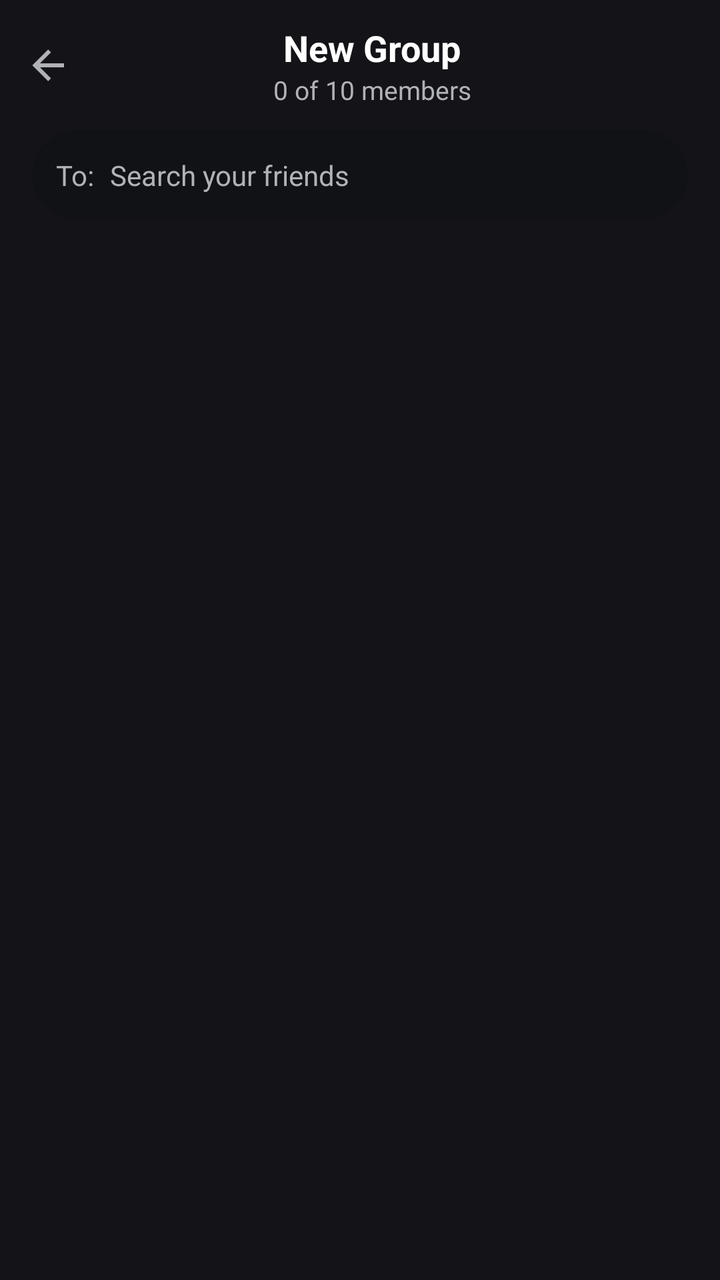
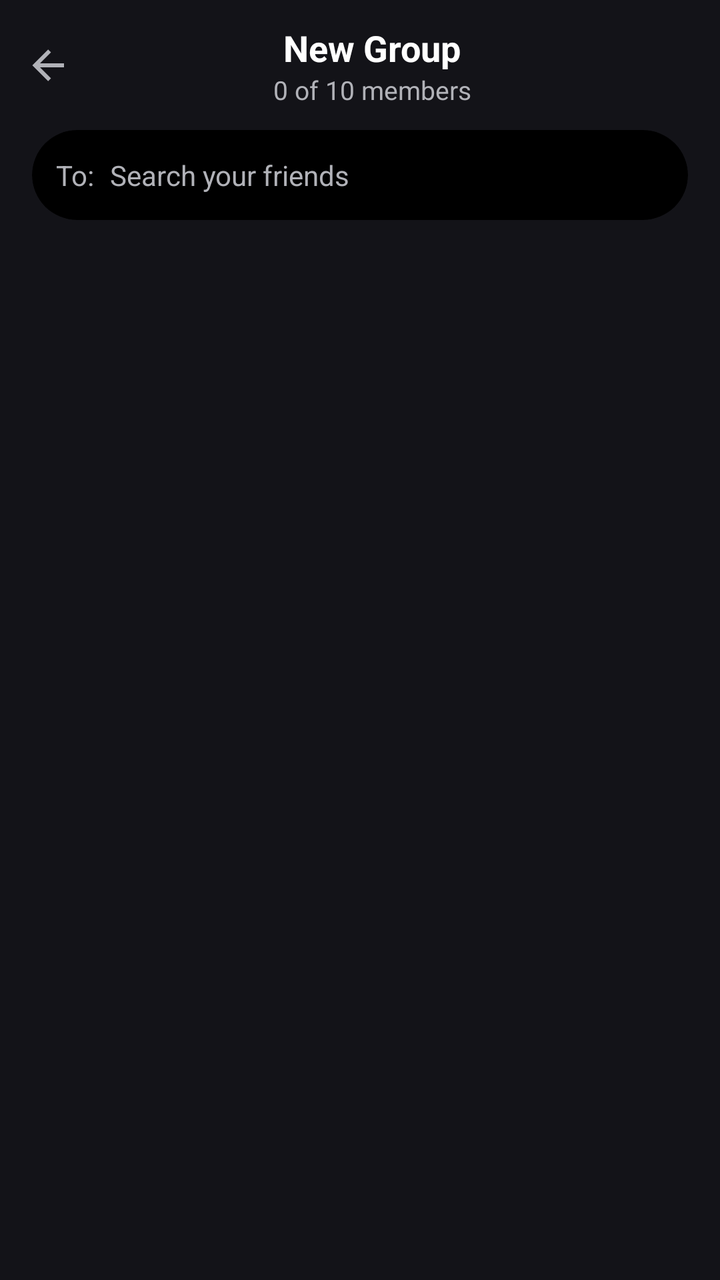

Compare the two renders of this Android layout. The source of the first and the diff that turns it into the second are given below.
<!-- AndroidManifest.xml: application theme Theme.Doscord -->
<!-- res/layout/activity_cr_new_group.xml -->
<?xml version="1.0" encoding="utf-8"?>
<androidx.constraintlayout.widget.ConstraintLayout xmlns:android="http://schemas.android.com/apk/res/android"
    xmlns:app="http://schemas.android.com/apk/res-auto"
    xmlns:tools="http://schemas.android.com/tools"
    android:id="@+id/main"
    android:layout_width="match_parent"
    android:layout_height="match_parent"
    android:background="#131318"
    tools:context=".activities.chatroom.CrNewGroupActivity">

    <androidx.constraintlayout.widget.ConstraintLayout
        android:id="@+id/crNewGroupTopBar"
        android:layout_width="0dp"
        android:layout_height="65dp"
        app:layout_constraintEnd_toEndOf="parent"
        app:layout_constraintStart_toStartOf="parent"
        app:layout_constraintTop_toTopOf="parent">

        <ImageButton
            android:id="@+id/crNewGroupBackBtn"
            android:layout_width="48dp"
            android:layout_height="48dp"
            android:background="@android:color/transparent"
            android:contentDescription="@string/back"
            android:onClick="finish"
            android:padding="12dp"
            android:scaleType="centerInside"
            app:srcCompat="@drawable/back_arrow"
            app:tint="@color/textGray"
            app:layout_constraintBottom_toBottomOf="parent"
            app:layout_constraintStart_toStartOf="parent"
            app:layout_constraintTop_toTopOf="parent" />

        <LinearLayout
            android:layout_width="wrap_content"
            android:layout_height="wrap_content"
            android:layout_marginStart="12dp"
            android:orientation="vertical"
            app:layout_constraintBottom_toBottomOf="parent"
            app:layout_constraintEnd_toEndOf="parent"
            app:layout_constraintStart_toStartOf="parent"
            app:layout_constraintTop_toTopOf="parent">

            <TextView
                android:id="@+id/crNewGroupTitle"
                android:layout_width="match_parent"
                android:layout_height="wrap_content"
                android:gravity="center"
                android:text="New Group"
                android:textColor="@color/white"
                android:textSize="18sp"
                android:textStyle="bold" />

            <TextView
                android:id="@+id/crNewGroupSubtitle"
                android:layout_width="wrap_content"
                android:layout_height="wrap_content"
                android:text="0 of 10 members"
                android:textColor="@color/textGray"
                android:textSize="13sp" />

        </LinearLayout>

        <TextView
            android:id="@+id/crNewGroupCreateBtn"
            android:layout_width="wrap_content"
            android:layout_height="wrap_content"
            android:layout_marginEnd="20dp"
            android:text="Create"
            android:textColor="@color/blue"
            android:textSize="16sp"
            android:textStyle="bold"
            android:visibility="gone"
            app:layout_constraintBottom_toBottomOf="parent"
            app:layout_constraintEnd_toEndOf="parent"
            app:layout_constraintTop_toTopOf="parent" />

    </androidx.constraintlayout.widget.ConstraintLayout>

    <androidx.core.widget.NestedScrollView
        android:layout_width="match_parent"
        android:layout_height="0dp"
        android:fillViewport="true"
        app:layout_constraintBottom_toBottomOf="parent"
        app:layout_constraintTop_toBottomOf="@id/crNewGroupTopBar">

        <LinearLayout
            android:layout_width="match_parent"
            android:layout_height="wrap_content"
            android:orientation="vertical">

            <com.google.android.material.card.MaterialCardView
                android:id="@+id/crNewGroupSearchContainer"
                android:layout_width="match_parent"
                android:layout_height="45dp"
                android:layout_marginStart="16dp"
                android:layout_marginEnd="16dp"
                app:cardBackgroundColor="#111216"
                app:cardCornerRadius="25dp"
                app:cardElevation="0dp"
                app:strokeWidth="0dp">

                <androidx.constraintlayout.widget.ConstraintLayout
                    android:layout_width="match_parent"
                    android:layout_height="match_parent">

                    <TextView
                        android:id="@+id/crNewGroupToLabel"
                        android:layout_width="wrap_content"
                        android:layout_height="wrap_content"
                        android:layout_marginStart="12dp"
                        android:text="To:"
                        android:textColor="@color/textGray"
                        android:textSize="14sp"
                        app:layout_constraintBottom_toBottomOf="parent"
                        app:layout_constraintStart_toStartOf="parent"
                        app:layout_constraintTop_toTopOf="parent" />

                    <EditText
                        android:id="@+id/crNewGroupSearchEdit"
                        android:layout_width="0dp"
                        android:layout_height="match_parent"
                        android:layout_marginStart="8dp"
                        android:background="@android:color/transparent"
                        android:hint="Search your friends"
                        android:imeOptions="actionSearch"
                        android:inputType="text"
                        android:textColor="@color/white"
                        android:textColorHint="@color/textGray"
                        android:textSize="14sp"
                        app:layout_constraintEnd_toEndOf="parent"
                        app:layout_constraintStart_toEndOf="@id/crNewGroupToLabel" />

                </androidx.constraintlayout.widget.ConstraintLayout>

            </com.google.android.material.card.MaterialCardView>

            <com.google.android.material.card.MaterialCardView
                android:id="@+id/crNewGroupListContainer"
                android:layout_width="match_parent"
                android:layout_height="wrap_content"
                android:layout_marginStart="16dp"
                android:layout_marginTop="20dp"
                android:layout_marginEnd="16dp"
                android:layout_marginBottom="20dp"
                app:cardBackgroundColor="#26272f"
                app:cardCornerRadius="18dp"
                app:cardElevation="0dp"
                app:strokeWidth="0dp">

                <androidx.recyclerview.widget.RecyclerView
                    android:id="@+id/crNewGroupRecyclerView"
                    android:layout_width="match_parent"
                    android:layout_height="wrap_content"
                    android:nestedScrollingEnabled="false"
                    tools:listitem="@layout/item_group_select_row" />

            </com.google.android.material.card.MaterialCardView>

        </LinearLayout>
    </androidx.core.widget.NestedScrollView>

</androidx.constraintlayout.widget.ConstraintLayout>
<!-- res/layout/item_group_select_row.xml (included above) -->
<?xml version="1.0" encoding="utf-8"?>
<androidx.constraintlayout.widget.ConstraintLayout xmlns:android="http://schemas.android.com/apk/res/android"
    xmlns:app="http://schemas.android.com/apk/res-auto"
    xmlns:tools="http://schemas.android.com/tools"
    android:layout_width="match_parent"
    android:layout_height="wrap_content"
    android:padding="12dp">

    <com.google.android.material.imageview.ShapeableImageView
        android:id="@+id/itemGroupSelectPfp"
        android:layout_width="40dp"
        android:layout_height="40dp"
        android:scaleType="centerCrop"
        android:src="@drawable/icon"
        app:layout_constraintBottom_toBottomOf="parent"
        app:layout_constraintStart_toStartOf="parent"
        app:layout_constraintTop_toTopOf="parent"
        app:shapeAppearanceOverlay="@style/CircleImageView" />

    <TextView
        android:id="@+id/itemGroupSelectDisplayName"
        android:layout_width="0dp"
        android:layout_height="wrap_content"
        android:layout_marginStart="12dp"
        android:layout_marginEnd="12dp"
        android:ellipsize="end"
        android:maxLines="1"
        android:text="Display Name"
        android:textColor="@color/white"
        android:textSize="15sp"
        android:textStyle="bold"
        app:layout_constraintEnd_toStartOf="@+id/itemGroupSelectCard"
        app:layout_constraintStart_toEndOf="@id/itemGroupSelectPfp"
        app:layout_constraintTop_toTopOf="@id/itemGroupSelectPfp" />

    <TextView
        android:id="@+id/itemGroupSelectUsername"
        android:layout_width="0dp"
        android:layout_height="wrap_content"
        android:ellipsize="end"
        android:maxLines="1"
        android:text="username"
        android:textColor="@color/textGray"
        android:textSize="13sp"
        app:layout_constraintEnd_toEndOf="@id/itemGroupSelectDisplayName"
        app:layout_constraintStart_toStartOf="@id/itemGroupSelectDisplayName"
        app:layout_constraintTop_toBottomOf="@id/itemGroupSelectDisplayName" />

    <com.google.android.material.card.MaterialCardView
        android:id="@+id/itemGroupSelectCard"
        android:layout_width="24dp"
        android:layout_height="24dp"
        app:cardBackgroundColor="@android:color/transparent"
        app:cardCornerRadius="4dp"
        app:cardElevation="0dp"
        app:layout_constraintBottom_toBottomOf="parent"
        app:layout_constraintEnd_toEndOf="parent"
        app:layout_constraintTop_toTopOf="parent"
        app:strokeColor="@color/textGray"
        app:strokeWidth="2dp">

        <ImageView
            android:id="@+id/itemGroupSelectCheck"
            android:layout_width="18dp"
            android:layout_height="18dp"
            android:layout_gravity="center"
            android:src="@drawable/check"
            android:visibility="gone" />

    </com.google.android.material.card.MaterialCardView>

    <View
        android:id="@+id/itemGroupSelectDivider"
        android:layout_width="0dp"
        android:layout_height="1dp"
        android:layout_marginStart="65dp"
        android:background="#2c2d33"
        app:layout_constraintBottom_toBottomOf="parent"
        app:layout_constraintEnd_toEndOf="parent"
        app:layout_constraintStart_toStartOf="parent" />

</androidx.constraintlayout.widget.ConstraintLayout>
<!-- resources referenced by this layout -->
<resources>
  <color name="blue">#5865f2</color>
  <color name="textGray">#b1b2b8</color>
  <color name="white">#FFFFFFFF</color>
  <!-- drawable back_arrow (drawable) -->
  <vector xmlns:android="http://schemas.android.com/apk/res/android"
      android:width="80dp"
      android:height="80dp"
      android:viewportWidth="80"
      android:viewportHeight="80">
    <path
        android:pathData="M66.667,36.667V43.333L26.667,43.333L45,61.667L40.267,66.4L13.867,40L40.267,13.6L45,18.333L26.667,36.667L66.667,36.667Z"
        android:fillColor="#ABABAB"/>
  </vector>
  <!-- drawable check (drawable) -->
  <vector xmlns:android="http://schemas.android.com/apk/res/android"
      android:width="24dp"
      android:height="24dp"
      android:viewportWidth="24"
      android:viewportHeight="24">
      <path
          android:fillColor="#FFFFFF"
          android:pathData="M9,16.17L4.83,12l-1.42,1.41L9,19 21,7l-1.41-1.41L9,16.17z" />
  </vector>
  <!-- drawable icon: png bitmap (drawable, 68819 bytes) -->
  <string name="back">Back</string>
  <style name="CircleImageView">
          <item name="cornerSize">50%</item>
          <item name="cornerFamily">rounded</item>
      </style>
  <style name="Theme.Doscord" parent="Base.Theme.Doscord" />
  <style name="Base.Theme.Doscord" parent="Theme.Material3.DayNight.NoActionBar">
          
          
          <item name="colorOnSurface">#FFFFFF</item>
          <item name="android:textColorPrimary">#FFFFFF</item>
          <item name="android:datePickerDialogTheme">@style/MyDatePickerStyle</item>
      </style>
  <style name="MyDatePickerStyle" parent="Theme.AppCompat.Light.Dialog">
          <item name="colorAccent">@color/purple_500</item>
          <item name="android:windowBackground">@android:color/black</item>
          <item name="android:textColorPrimary">@android:color/white</item>
          <item name="android:textColorSecondary">@android:color/darker_gray</item>
      </style>
  <color name="purple_500">#6200EE</color>
</resources>

<!-- the commit's change to res/layout/activity_cr_new_group.xml (unified diff, before → after) -->
@@ -95,7 +95,7 @@
                 android:layout_height="45dp"
                 android:layout_marginStart="16dp"
                 android:layout_marginEnd="16dp"
-                app:cardBackgroundColor="#111216"
+                app:cardBackgroundColor="@color/black"
                 app:cardCornerRadius="25dp"
                 app:cardElevation="0dp"
                 app:strokeWidth="0dp">
<!-- resource entries referenced after the edit -->
@@ -1,5 +1,6 @@
 <!-- resources referenced by this layout -->
 <resources>
+  <color name="black">#000</color>
   <color name="blue">#5865f2</color>
   <color name="textGray">#b1b2b8</color>
   <color name="white">#FFFFFFFF</color>
